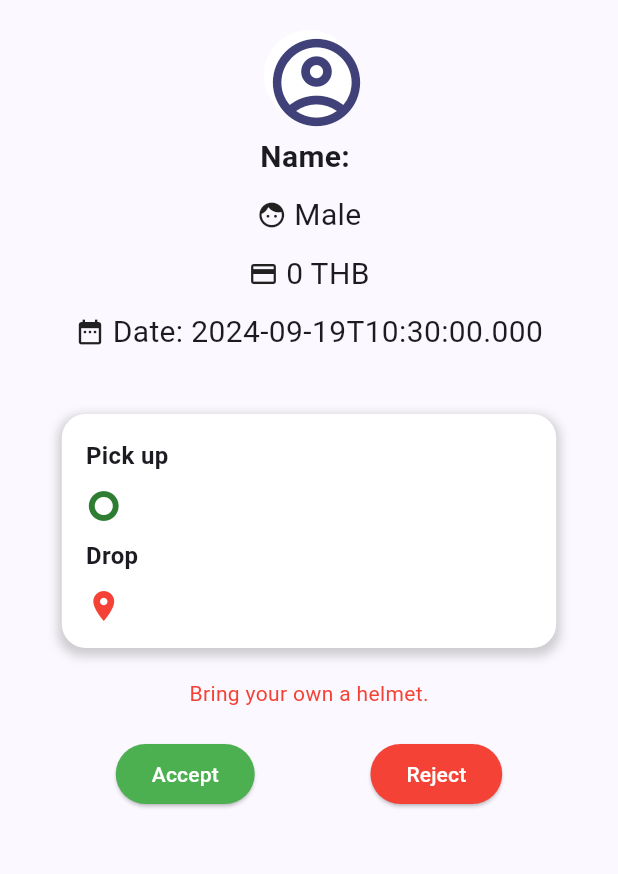
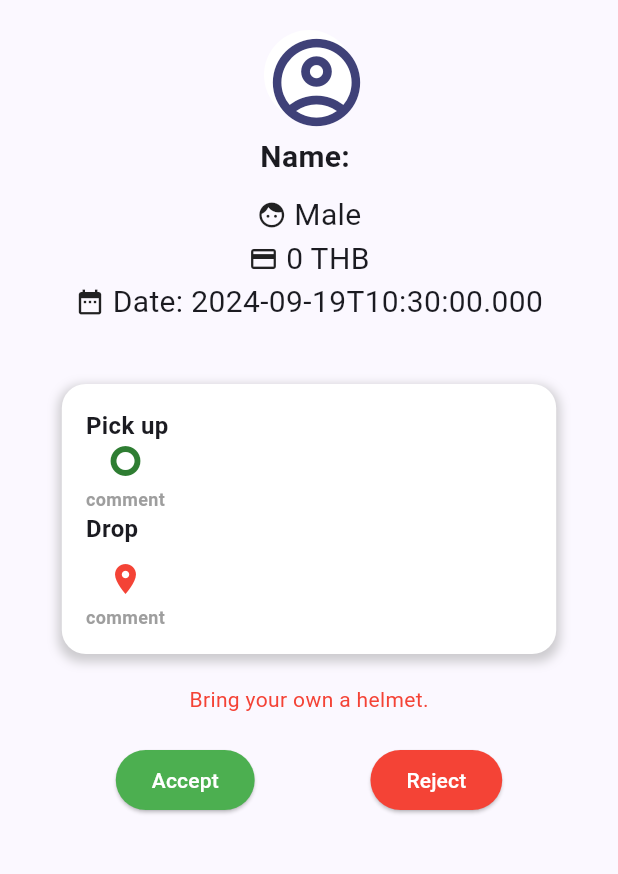
Before and after one commit to RELIEFCOSPLAY/GOTWO_APP, a Flutter app: the GotwoRequest screen opened directly with empty values, on a phone screen of 412 x 824 dp, the part 84-958 px from its top. Run offline on Flutter 3.47's test engine with Material 3 defaults, Android fonts, the phone set to English and light mode, and no system bars; our stand-ins replace flutter_secure_storage, image_picker, lorem_ipsum, shared_preferences; accounts and stored records are empty; network calls fail.

Commit message:
ใส่comment

```diff
--- a/lib/Page_n/gotwo_request.dart
+++ b/lib/Page_n/gotwo_request.dart
@@ -128,7 +128,6 @@ class _GotwoRequestState extends State<GotwoRequest> {
                 Text("Male", style: TextStyle(fontSize: 20)),
               ],
             ),
-            const SizedBox(height: 10),
             Row(
               mainAxisAlignment: MainAxisAlignment.center,
               children: [
@@ -138,7 +137,6 @@ class _GotwoRequestState extends State<GotwoRequest> {
                     style: const TextStyle(fontSize: 20)),
               ],
             ),
-            const SizedBox(height: 10),
             Row(
               mainAxisAlignment: MainAxisAlignment.center,
               children: [
@@ -174,17 +172,28 @@ class _GotwoRequestState extends State<GotwoRequest> {
                       style:
                           TextStyle(fontSize: 16, fontWeight: FontWeight.bold),
                     ),
-                    const SizedBox(height: 10),
                     Row(
+                      crossAxisAlignment: CrossAxisAlignment.start,
                       children: [
-                        Icon(Icons.trip_origin, color: Colors.green[800]),
-                        const SizedBox(width: 10),
+                        Column(
+                          children: [
+                            Icon(Icons.trip_origin, color: Colors.green[800]),
+                            const SizedBox(height: 5),
+                            const Text(
+                              'comment', // Add this line for the comment text
+                              style: TextStyle(
+                                fontSize: 12, // ปรับขนาดตัวอักษรให้เล็กลง
+                                fontWeight: FontWeight.bold, // ทำให้เป็นตัวหนา
+                                color: Colors.grey,
+                              ),
+                            ),
+                          ],
+                        ),
                         Expanded(
                           child: Text(item['pick_up'] ?? 'Unknown'),
                         ),
                       ],
                     ),
-                    const SizedBox(height: 10),
                     const Text(
                       "Drop",
                       style:
@@ -192,10 +201,26 @@ class _GotwoRequestState extends State<GotwoRequest> {
                     ),
                     const SizedBox(height: 10),
                     Row(
+                      crossAxisAlignment: CrossAxisAlignment.start,
                       children: [
-                        const Icon(Icons.location_on, color: Colors.red),
+                        Column(
+                          children: [
+                            const Icon(Icons.location_on, color: Colors.red),
+                            const SizedBox(height: 5),
+                            const Text(
+                              'comment', // Add this line for the comment text
+                              style: TextStyle(
+                                fontSize: 12, // ปรับขนาดตัวอักษรให้เล็กลง
+                                fontWeight: FontWeight.bold, // ทำให้เป็นตัวหนา
+                                color: Colors.grey,
+                              ),
+                            ),
+                          ],
+                        ),
                         const SizedBox(width: 10),
-                        Expanded(child: Text(item['at_drop'] ?? 'Unknown')),
+                        Expanded(
+                          child: Text(item['at_drop'] ?? 'Unknown'),
+                        ),
                       ],
                     ),
                   ],
--- a/lib/tabs/testrequest.dart
+++ b/lib/tabs/testrequest.dart
@@ -17,7 +17,7 @@ class _TabRequestState extends State<TabRequest> {
   // ฟังก์ชันดึงข้อมูลจาก API
   Future<void> fetchData() async {
     final String url =
-        "http://172.27.133.41:8080/gotwo/status.php"; // URL ของ API
+        "http://192.168.160.1:80/gotwo/status.php"; // URL ของ API
     try {
       final response = await http.get(Uri.parse(url), headers: {
         'Content-Type': 'application/json;charset=utf-8',
```
